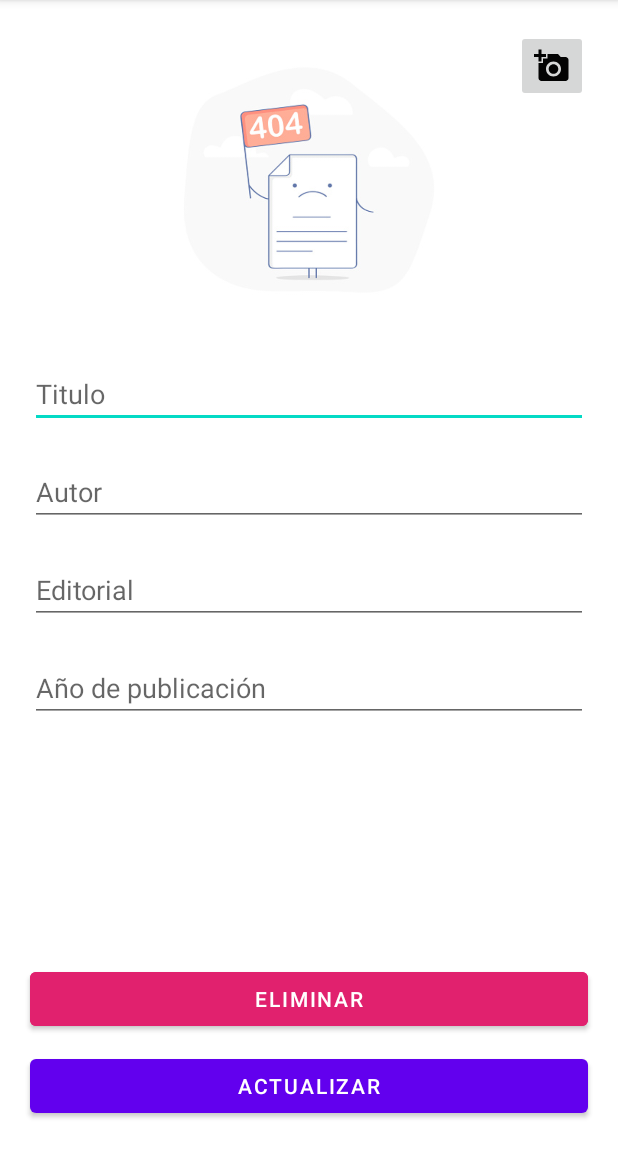
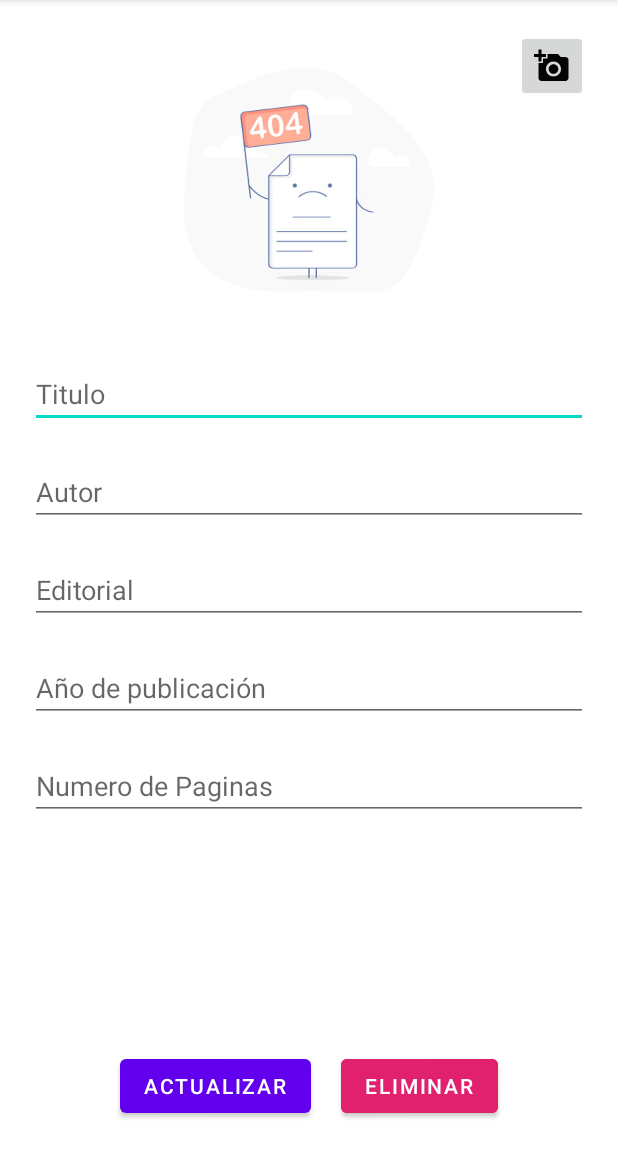
Before and after one commit to daniort/bibliotecapp, an Android app: the EditPageActivity screen opened directly, with no data from a screen before it, on a phone screen of 412 x 824 dp, the part 84-1236 px from its top. Run offline under Robolectric (Android 15) with nearby library versions, the phone set to English and light mode, and no system bars; our stand-ins replace Room's generated code; 7 statements that could not run were skipped.

Commit message:
feature1 completed

```diff
--- a/app/src/main/java/com/example/tenis/EditPageActivity.kt
+++ b/app/src/main/java/com/example/tenis/EditPageActivity.kt
@@ -40,6 +40,7 @@ class EditPageActivity : AppCompatActivity() {
             val autor = findViewById<EditText>(R.id.etAutorBookEdit)
             val editorial = findViewById<EditText>(R.id.etEditorialBookEdit)
             val ano = findViewById<EditText>(R.id.etYearBookEdit)
+            val pages = findViewById<EditText>(R.id.etPagesBookEdit)
             if( fotoTomada.isNotEmpty() ){
                 if(titulo.text.isNotEmpty()){
                     if(autor.text.isNotEmpty()){
@@ -50,6 +51,7 @@ class EditPageActivity : AppCompatActivity() {
                                     auth = autor.text.toString(),
                                     edit = editorial.text.toString(),
                                     year = ano.text.toString(),
+                                    pages = Integer.parseInt(pages.text.toString()),
                                     picture = fotoTomada  )
                                 updateBook(item)
                                 finish()
@@ -67,11 +69,14 @@ class EditPageActivity : AppCompatActivity() {
             val autor = findViewById<EditText>(R.id.etAutorBookEdit)
             val editorial = findViewById<EditText>(R.id.etEditorialBookEdit)
             val ano = findViewById<EditText>(R.id.etYearBookEdit)
+            val paginas = findViewById<EditText>(R.id.etPagesBookEdit)
+
             val avatar = findViewById<ImageView>(R.id.ivFotoSelect)
             titulo.setText(book.title)
             autor.setText(book.auth)
             editorial.setText(book.edit)
             ano.setText(book.year)
+            paginas.setText(book.pages.toString())
             try {
                 val bitmap =
                     MediaStore.Images.Media.getBitmap(this.contentResolver, Uri.parse(book.picture))
@@ -86,6 +91,7 @@ class EditPageActivity : AppCompatActivity() {
                 auth = bun.getString("authKey")!!,
                 edit = bun.getString("editKey")!!,
                 year = bun.getString("yearKey")!!,
+                pages = bun.getInt("pagesKey")!!,
                 picture = bun.getString("pictureKey")!!
             )
         }
--- a/app/src/main/java/com/example/tenis/SecondPageActivity.kt
+++ b/app/src/main/java/com/example/tenis/SecondPageActivity.kt
@@ -14,7 +14,7 @@ import kotlinx.coroutines.CoroutineScope
 import kotlinx.coroutines.Dispatchers
 import kotlinx.coroutines.launch
 
-class SecondPageActivity : AppCompatActivity() {
+class   SecondPageActivity : AppCompatActivity() {
 
     lateinit var room: BookDatabase
     private var fotoTomada = "";
@@ -36,6 +36,7 @@ class SecondPageActivity : AppCompatActivity() {
         val autor = findViewById<EditText>(R.id.etAutorBook)
         val editorial = findViewById<EditText>(R.id.etEditorialBook)
         val ano = findViewById<EditText>(R.id.etYearBook)
+        val pages = findViewById<EditText>(R.id.etPagesBook)
         if( fotoTomada.isNotEmpty() ){
             if(titulo.text.isNotEmpty()){
                 if(autor.text.isNotEmpty()){
@@ -46,6 +47,7 @@ class SecondPageActivity : AppCompatActivity() {
                                 auth = autor.text.toString(),
                                 edit = editorial.text.toString(),
                                 year = ano.text.toString(),
+                                pages = Integer.parseInt(pages.text.toString()),
                                 picture = fotoTomada  )
                             saveNewTenis(item)
                             finish()
--- a/app/src/main/java/com/example/tenis/data/database/BookDatabase.kt
+++ b/app/src/main/java/com/example/tenis/data/database/BookDatabase.kt
@@ -7,7 +7,7 @@ import androidx.room.RoomDatabase
 import com.daniort.bookapp.data.entities.BookEntity
 
 
-@Database(entities = [BookEntity::class], version = 1)
+@Database(entities = [BookEntity::class], version = 2)
 abstract class BookDatabase:RoomDatabase() {
 
     abstract fun booksDAO(): BooksDao
--- a/app/src/main/java/com/example/tenis/data/entities/BookEntity.kt
+++ b/app/src/main/java/com/example/tenis/data/entities/BookEntity.kt
@@ -14,9 +14,10 @@ data class BookEntity(
     @ColumnInfo(name= "auth") val auth:String,
     @ColumnInfo(name= "edit") val edit:String,
     @ColumnInfo(name= "year") val year:String,
+    @ColumnInfo(name= "pages") val pages:Int,
     @ColumnInfo(name= "picture") val picture:String,
 )
 
 fun BookEntity.toBookModel(): BookModel {
-    return BookModel(uid = uid, title = title, auth=auth, edit=edit, year=year, picture=picture)
+    return BookModel(uid = uid, title = title, auth=auth, edit=edit, year=year, pages=pages, picture=picture)
 }
--- a/app/src/main/java/com/example/tenis/data/models/BookModel.kt
+++ b/app/src/main/java/com/example/tenis/data/models/BookModel.kt
@@ -9,6 +9,7 @@ data class BookModel (
     val auth:String,
     val edit:String,
     val year:String,
+    val pages:Int,
     val picture:String
 )
 
@@ -19,12 +20,13 @@ fun BookModel.toBundle(): Bundle {
     bolsa.putString("authKey", auth )
     bolsa.putString("editKey", edit )
     bolsa.putString("yearKey", year )
+    bolsa.putInt("pagesKey", pages )
     bolsa.putString("pictureKey", picture )
     return bolsa
 }
 
 fun BookModel.toBookEntity(): BookEntity {
     return BookEntity(
-        uid = uid, title= title, auth = auth, edit= edit, year= year, picture=picture
+        uid = uid, title= title, auth = auth, edit= edit, year= year, pages=pages,picture=picture
     )
 }
--- a/app/src/main/java/com/example/tenis/data/ui/TenisAdapter.kt
+++ b/app/src/main/java/com/example/tenis/data/ui/TenisAdapter.kt
@@ -47,6 +47,7 @@ class BookAdapter(val tenis:List<BookEntity>, val room: BookDatabase): RecyclerV
             autor.text = book.auth
             editorial.text  = book.edit
             ano.text = book.year
+            //"Pags.: ${book.pages.toString()}"
             try {
                 val bitmap =
                     MediaStore.Images.Media.getBitmap( view.context.contentResolver, Uri.parse(book.picture))
--- a/app/src/main/res/layout/activity_edit_page.xml
+++ b/app/src/main/res/layout/activity_edit_page.xml
@@ -64,25 +64,43 @@
         android:layout_width="match_parent"
         android:layout_height="wrap_content" />
 
-    <Button
-        android:id="@+id/btnDelete"
-        android:text="Eliminar"
-        android:backgroundTint="@color/delete"
-        app:layout_constraintBottom_toTopOf= "@+id/btnUpdate"
+    <EditText
+        android:id="@+id/etPagesBookEdit"
+        android:layout_margin="20dp"
+        android:hint="Numero de Paginas"
+        app:layout_constraintTop_toBottomOf="@+id/etYearBookEdit"
         android:layout_width="match_parent"
-        android:layout_height="wrap_content"
-        android:layout_marginRight="20dp"
-        android:layout_marginLeft="20dp"
-        android:layout_marginBottom="10dp"/>
+        android:layout_height="wrap_content" />
 
-    <Button
-        android:id="@+id/btnUpdate"
-        android:text="Actualizar"
+    <LinearLayout
         app:layout_constraintBottom_toBottomOf="parent"
+        android:orientation="horizontal"
+        android:gravity="center"
+        android:layout_marginBottom="20dp"
         android:layout_width="match_parent"
-        android:layout_height="wrap_content"
-        android:layout_marginRight="20dp"
-        android:layout_marginLeft="20dp"
-        android:layout_marginBottom="20dp"/>
+        android:layout_height="wrap_content">
+
+
+
+        <Button
+            android:id="@+id/btnUpdate"
+            android:text="Actualizar"
+            android:layout_width="wrap_content"
+            android:layout_height="wrap_content"
+            />
+        <View
+            android:layout_width="20dp"
+            android:layout_height="20dp"/>
+        <Button
+            android:id="@+id/btnDelete"
+            android:text="Eliminar"
+            android:backgroundTint="@color/delete"
+            android:layout_width="wrap_content"
+            android:layout_height="wrap_content"
+            />
+
+    </LinearLayout>
+
+
 
 </androidx.constraintlayout.widget.ConstraintLayout>
```
Also changed, not shown: app/src/main/res/layout/activity_second_page.xml (+8 -0 lines).
